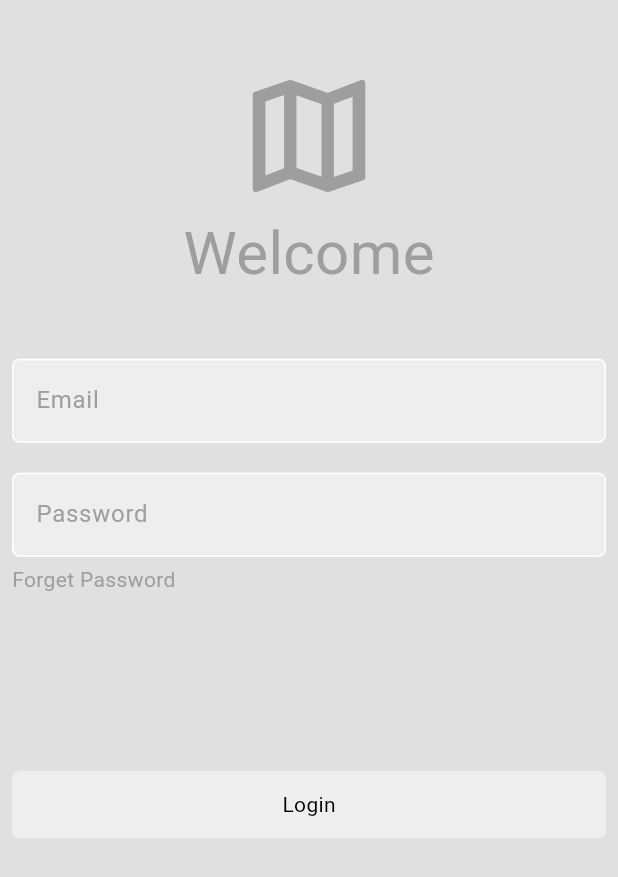
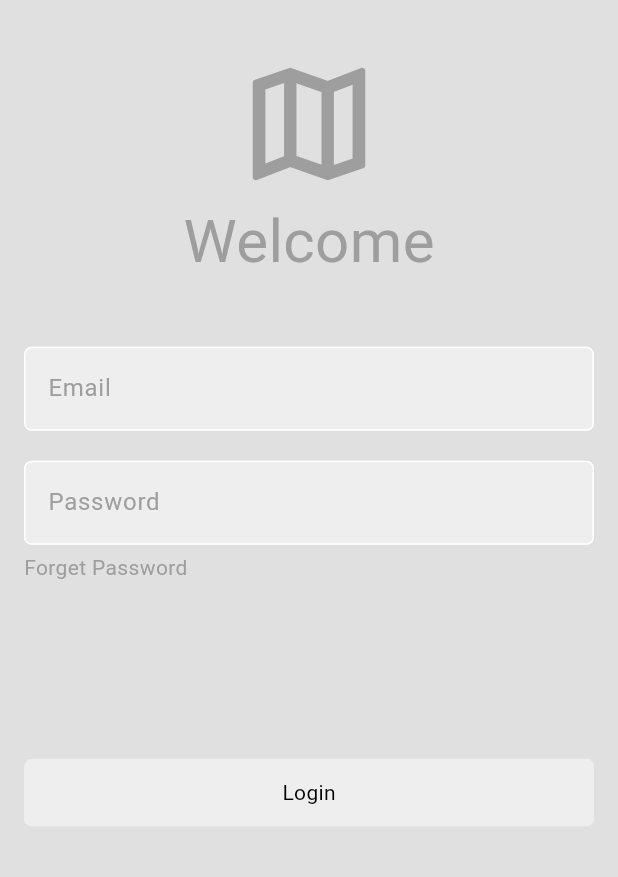
Before and after one commit to fazal-e-haq/internship_project, a Flutter app: the screen it shows after launch, on a phone screen of 412 x 824 dp. Shown: the top 877 px of the screen. Run offline on Flutter 3.47's test engine with Material 3 defaults, Android fonts, the phone set to English and light mode, and no system bars.

```diff
--- /dev/null
+++ b/lib/MyWidgets/my_button.dart
@@ -0,0 +1,22 @@
+import 'package:flutter/material.dart';
+
+class MyButton extends StatelessWidget {
+   MyButton({super.key,required this.onTap,required this.text});
+ var onTap;
+ String text;
+  @override
+  Widget build(BuildContext context) {
+    return   GestureDetector(
+      onTap: onTap,
+      child: Container(
+        height: 45,
+        width: double.infinity,
+        decoration: BoxDecoration(
+          color: Theme.of(context).colorScheme.secondary,
+          borderRadius: BorderRadius.circular(5),
+        ),
+        child: Center(child: Text('$text')),
+      ),
+    );
+  }
+}
--- a/lib/Screens/login_screen.dart
+++ b/lib/Screens/login_screen.dart
@@ -1,4 +1,5 @@
 import 'package:flutter/material.dart';
+import 'package:internship_project/MyWidgets/my_button.dart';
 import 'package:internship_project/MyWidgets/my_textfield.dart';
 import 'package:internship_project/Screens/forget_password.dart';
 import 'package:internship_project/Screens/home_page.dart';
@@ -10,12 +11,15 @@ class LoginScreen extends StatelessWidget {
   @override
   Widget build(BuildContext context) {
     return Scaffold(
+
+
       backgroundColor: Theme.of(context).colorScheme.surface,
 
       body: SafeArea(
         child: SingleChildScrollView(
+          reverse: true,
           child: Padding(
-            padding: const EdgeInsets.all(8.0),
+            padding: const EdgeInsets.symmetric(horizontal: 16),
             child: Column(
               children: [
                 SizedBox(height: MediaQuery.of(context).size.height / 25),
@@ -42,10 +46,13 @@ class LoginScreen extends StatelessWidget {
                 Align(
                   alignment: Alignment.centerLeft,
                   child: GestureDetector(
-                    onTap: (){
-
-                      Navigator.push(context, MaterialPageRoute(builder: (context)=> ForgetPassword()));
-
+                    onTap: () {
+                      Navigator.push(
+                        context,
+                        MaterialPageRoute(
+                          builder: (context) => ForgetPassword(),
+                        ),
+                      );
                     },
                     child: Text(
                       'Forget Password',
@@ -56,22 +63,14 @@ class LoginScreen extends StatelessWidget {
                   ),
                 ),
                 SizedBox(height: MediaQuery.of(context).size.height / 7),
-                GestureDetector(
+                MyButton(
                   onTap: () {
                     Navigator.pushReplacement(
                       context,
                       MaterialPageRoute(builder: (context) => HomePage()),
                     );
                   },
-                  child: Container(
-                    height: 45,
-                    width: double.infinity,
-                    decoration: BoxDecoration(
-                      color: Theme.of(context).colorScheme.secondary,
-                      borderRadius: BorderRadius.circular(5),
-                    ),
-                    child: Center(child: Text('Login')),
-                  ),
+                  text: 'Login',
                 ),
               ],
             ),
--- a/lib/main.dart
+++ b/lib/main.dart
@@ -1,6 +1,5 @@
 import 'package:flutter/material.dart';
 import 'package:internship_project/Screens/login_screen.dart';
-
 import 'Theme/light_theme.dart';
 
 void main() {
```
Also changed, not shown: lib/Screens/forget_password.dart (+35 -2 lines), lib/Screens/home_page.dart (+1 -8 lines).
